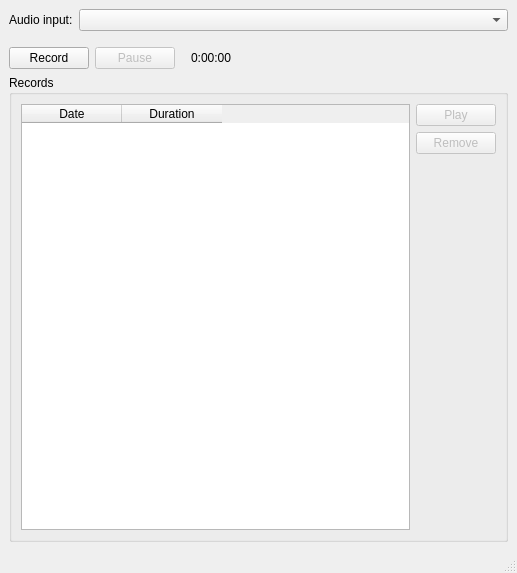
Before: the Qt Designer form voicerecorder/mainwindow.ui in espdev/VoiceRecorder, drawn with Qt 5.
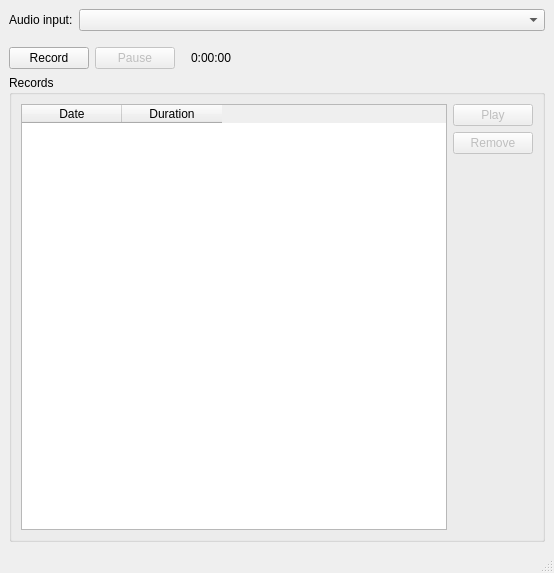
After: the same form once the commit is applied. Icons and pictures are not drawn.

```diff
--- a/voicerecorder/mainwindow.ui
+++ b/voicerecorder/mainwindow.ui
@@ -6,7 +6,7 @@
    <rect>
     <x>0</x>
     <y>0</y>
-    <width>517</width>
+    <width>554</width>
     <height>573</height>
    </rect>
   </property>
```
Left out of the diff: 24 changed lines with no effect on the pictures.
